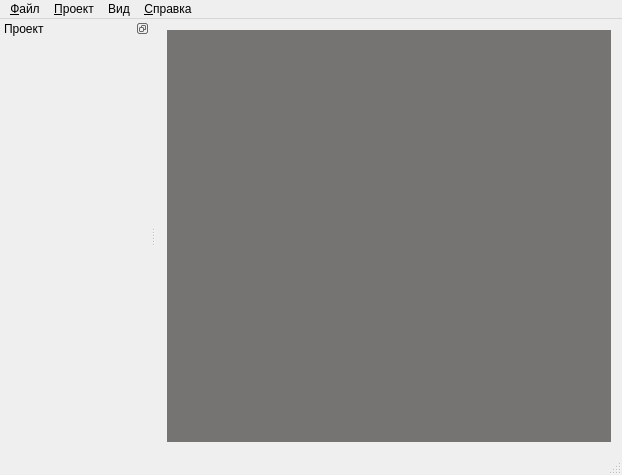
Old version of the form mainwindow.ui in the repository vinni-au/l-gen.
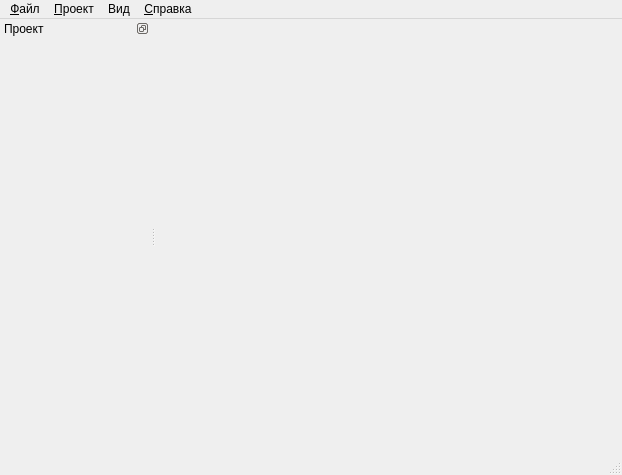
New version of the form.

```diff
--- a/mainwindow.ui
+++ b/mainwindow.ui
@@ -17,36 +17,7 @@
    <locale language="Russian" country="RussianFederation"/>
   </property>
   <widget class="QWidget" name="centralWidget">
-   <layout class="QHBoxLayout" name="horizontalLayout_3">
-    <item>
-     <widget class="QMdiArea" name="mdiArea">
-      <property name="frameShape">
-       <enum>QFrame::NoFrame</enum>
-      </property>
-      <property name="verticalScrollBarPolicy">
-       <enum>Qt::ScrollBarAsNeeded</enum>
-      </property>
-      <property name="horizontalScrollBarPolicy">
-       <enum>Qt::ScrollBarAsNeeded</enum>
-      </property>
-      <property name="background">
-       <brush brushstyle="SolidPattern">
-        <color alpha="255">
-         <red>118</red>
-         <green>116</green>
-         <blue>115</blue>
-        </color>
-       </brush>
-      </property>
-      <property name="viewMode">
-       <enum>QMdiArea::SubWindowView</enum>
-      </property>
-      <property name="documentMode">
-       <bool>true</bool>
-      </property>
-     </widget>
-    </item>
-   </layout>
+   <layout class="QHBoxLayout" name="horizontalLayout_3"/>
   </widget>
   <widget class="QMenuBar" name="m_menuBar">
    <property name="geometry">
```
Left out of the diff: 1 changed line with no effect on the pictures.
